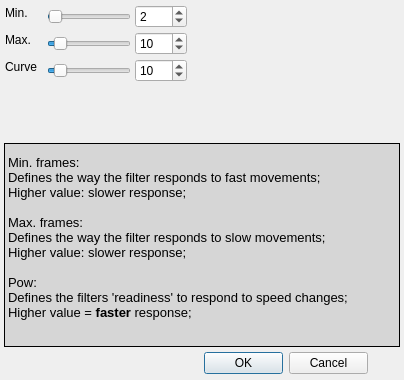
opentrack/opentrack, file ftnoir_filter_ewma2/ftnoir_ewma_filtercontrols.ui: the form before one commit.
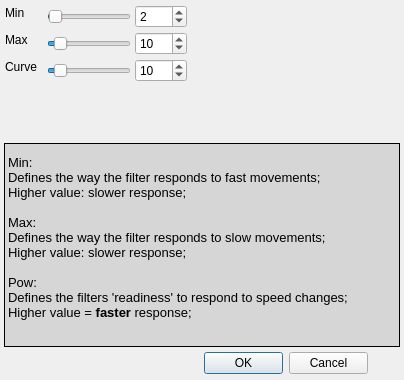
The form after the commit. Icons and pictures are not drawn.

Commit message: ewma: change ui slider ranges

Diff of the .ui file:
```diff
--- a/ftnoir_filter_ewma2/ftnoir_ewma_filtercontrols.ui
+++ b/ftnoir_filter_ewma2/ftnoir_ewma_filtercontrols.ui
@@ -75,11 +75,11 @@
 &lt;html&gt;&lt;head&gt;&lt;meta name=&quot;qrichtext&quot; content=&quot;1&quot; /&gt;&lt;style type=&quot;text/css&quot;&gt;
 p, li { white-space: pre-wrap; }
 &lt;/style&gt;&lt;/head&gt;&lt;body style=&quot; font-family:'Sans Serif'; font-size:10pt; font-weight:400; font-style:normal;&quot;&gt;
-&lt;p style=&quot; margin-top:0px; margin-bottom:0px; margin-left:0px; margin-right:0px; -qt-block-indent:0; text-indent:0px;&quot;&gt;&lt;span style=&quot; font-family:'MS Shell Dlg 2';&quot;&gt;Min. frames:&lt;/span&gt;&lt;/p&gt;
+&lt;p style=&quot; margin-top:0px; margin-bottom:0px; margin-left:0px; margin-right:0px; -qt-block-indent:0; text-indent:0px;&quot;&gt;&lt;span style=&quot; font-family:'MS Shell Dlg 2';&quot;&gt;Min:&lt;/span&gt;&lt;/p&gt;
 &lt;p style=&quot; margin-top:0px; margin-bottom:0px; margin-left:0px; margin-right:0px; -qt-block-indent:0; text-indent:0px;&quot;&gt;&lt;span style=&quot; font-family:'MS Shell Dlg 2';&quot;&gt;Defines the way the filter responds to fast movements;&lt;/span&gt;&lt;/p&gt;
 &lt;p style=&quot; margin-top:0px; margin-bottom:0px; margin-left:0px; margin-right:0px; -qt-block-indent:0; text-indent:0px;&quot;&gt;&lt;span style=&quot; font-family:'MS Shell Dlg 2';&quot;&gt;Higher value: slower response;&lt;/span&gt;&lt;/p&gt;
 &lt;p style=&quot;-qt-paragraph-type:empty; margin-top:0px; margin-bottom:0px; margin-left:0px; margin-right:0px; -qt-block-indent:0; text-indent:0px; font-family:'MS Shell Dlg 2';&quot;&gt;&lt;br /&gt;&lt;/p&gt;
-&lt;p style=&quot; margin-top:0px; margin-bottom:0px; margin-left:0px; margin-right:0px; -qt-block-indent:0; text-indent:0px;&quot;&gt;&lt;span style=&quot; font-family:'MS Shell Dlg 2';&quot;&gt;Max. frames:&lt;/span&gt;&lt;/p&gt;
+&lt;p style=&quot; margin-top:0px; margin-bottom:0px; margin-left:0px; margin-right:0px; -qt-block-indent:0; text-indent:0px;&quot;&gt;&lt;span style=&quot; font-family:'MS Shell Dlg 2';&quot;&gt;Max:&lt;/span&gt;&lt;/p&gt;
 &lt;p style=&quot; margin-top:0px; margin-bottom:0px; margin-left:0px; margin-right:0px; -qt-block-indent:0; text-indent:0px;&quot;&gt;&lt;span style=&quot; font-family:'MS Shell Dlg 2';&quot;&gt;Defines the way the filter responds to slow movements;&lt;/span&gt;&lt;/p&gt;
 &lt;p style=&quot; margin-top:0px; margin-bottom:0px; margin-left:0px; margin-right:0px; -qt-block-indent:0; text-indent:0px;&quot;&gt;&lt;span style=&quot; font-family:'MS Shell Dlg 2';&quot;&gt;Higher value: slower response;&lt;/span&gt;&lt;/p&gt;
 &lt;p style=&quot;-qt-paragraph-type:empty; margin-top:0px; margin-bottom:0px; margin-left:0px; margin-right:0px; -qt-block-indent:0; text-indent:0px; font-family:'MS Shell Dlg 2';&quot;&gt;&lt;br /&gt;&lt;/p&gt;
@@ -117,7 +117,7 @@
     <string notr="true"/>
    </property>
    <property name="text">
-    <string>Min.</string>
+    <string>Min</string>
    </property>
   </widget>
   <widget class="QSlider" name="maxSmooth">
@@ -300,7 +300,7 @@
     <string notr="true"/>
    </property>
    <property name="text">
-    <string>Max.</string>
+    <string>Max</string>
    </property>
   </widget>
   <widget class="QSlider" name="minSmooth">
```
Left out of the diff: 4 changed lines with no effect on the pictures.
